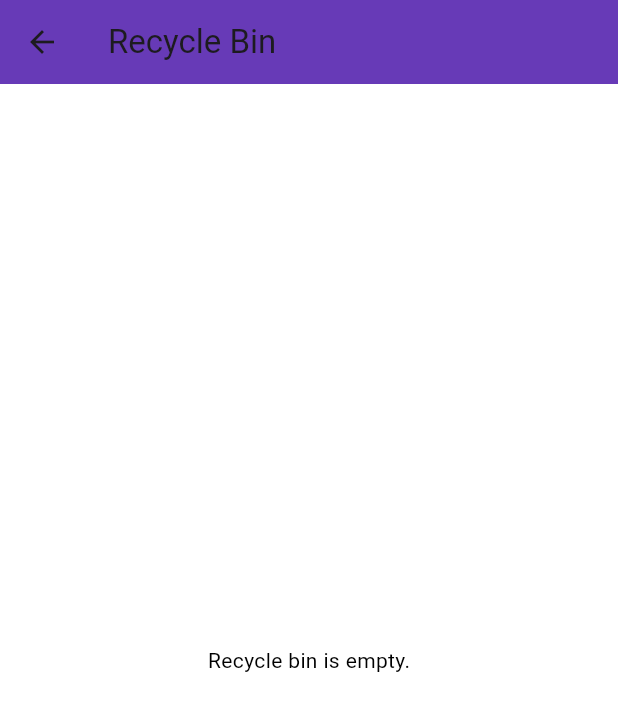
After one commit to LuciferBloodFalen/notes_app, a Flutter app: the screen it shows after launch, in the side drawer, after a tap on "Recycle Bin", on a phone screen of 412 x 824 dp. The commit adds this screen. Shown: the top 711 px of the screen. Run offline on Flutter 3.47's test engine with Material 3 defaults, Android fonts, the light colour scheme and no system bars.

Commit message:
Added recycle bin

```diff
--- a/lib/main.dart
+++ b/lib/main.dart
@@ -2,6 +2,7 @@ import 'package:flutter/material.dart';
 import 'note_edit_screen.dart';
 import 'search_screen.dart';
 import 'settings_screen.dart';
+import 'recycle_bin_screen.dart';
 
 void main() {
   runApp(const MainApp());
@@ -77,6 +78,7 @@ class NotesHomePage extends StatefulWidget {
 class _NotesHomePageState extends State<NotesHomePage> {
   final List<Note> _notes = [];
   final Set<int> _selectedIndexes = {};
+  final List<Note> _recycleBin = [];
 
   bool get _isSelectionMode => _selectedIndexes.isNotEmpty;
 
@@ -124,6 +126,7 @@ class _NotesHomePageState extends State<NotesHomePage> {
   void _deleteNote(int index) {
     if (index < 0 || index >= _notes.length) return;
     setState(() {
+      _recycleBin.add(_notes[index]);
       _notes.removeAt(index);
     });
   }
@@ -149,6 +152,7 @@ class _NotesHomePageState extends State<NotesHomePage> {
       final toRemove =
           _selectedIndexes.toList()..sort((a, b) => b.compareTo(a));
       for (final idx in toRemove) {
+        _recycleBin.add(_notes[idx]);
         _notes.removeAt(idx);
       }
       _selectedIndexes.clear();
@@ -175,6 +179,22 @@ class _NotesHomePageState extends State<NotesHomePage> {
     );
     if (result != null) {
       widget.onThemeChanged?.call(result);
+    }
+  }
+
+  void _openRecycleBinScreen() async {
+    final restoredNotes = await Navigator.of(context).push<List<Note>>(
+      MaterialPageRoute(
+        builder:
+            (context) =>
+                RecycleBinScreen(deletedNotes: List<Note>.from(_recycleBin)),
+      ),
+    );
+    if (restoredNotes != null) {
+      setState(() {
+        _notes.addAll(restoredNotes);
+        _recycleBin.removeWhere((note) => restoredNotes.contains(note));
+      });
     }
   }
 
@@ -211,10 +231,18 @@ class _NotesHomePageState extends State<NotesHomePage> {
               ),
             ),
             ListTile(
+              leading: const Icon(Icons.delete_outline),
+              title: const Text('Recycle Bin'),
+              onTap: () {
+                Navigator.pop(context);
+                _openRecycleBinScreen();
+              },
+            ),
+            ListTile(
               leading: const Icon(Icons.settings),
               title: const Text('Settings'),
               onTap: () {
-                Navigator.pop(context); // Close the drawer
+                Navigator.pop(context);
                 _openSettingsScreen();
               },
             ),
--- /dev/null
+++ b/lib/recycle_bin_screen.dart
@@ -0,0 +1,141 @@
+import 'package:flutter/material.dart';
+import 'main.dart';
+
+class RecycleBinScreen extends StatefulWidget {
+  final List<Note> deletedNotes;
+  const RecycleBinScreen({super.key, required this.deletedNotes});
+
+  @override
+  State<RecycleBinScreen> createState() => _RecycleBinScreenState();
+}
+
+class _RecycleBinScreenState extends State<RecycleBinScreen> {
+  late List<Note> _binNotes;
+  final Set<int> _selectedIndexes = {};
+
+  @override
+  void initState() {
+    super.initState();
+    _binNotes = List<Note>.from(widget.deletedNotes);
+  }
+
+  void _toggleSelect(int index) {
+    setState(() {
+      if (_selectedIndexes.contains(index)) {
+        _selectedIndexes.remove(index);
+      } else {
+        _selectedIndexes.add(index);
+      }
+    });
+  }
+
+  void _restoreSelected() {
+    final restored = _selectedIndexes.map((i) => _binNotes[i]).toList();
+    setState(() {
+      _binNotes.removeWhere((note) => restored.contains(note));
+      _selectedIndexes.clear();
+    });
+    Navigator.of(context).pop(restored);
+  }
+
+  void _deleteForeverSelected() {
+    setState(() {
+      final toRemove =
+          _selectedIndexes.toList()..sort((a, b) => b.compareTo(a));
+      for (final idx in toRemove) {
+        _binNotes.removeAt(idx);
+      }
+      _selectedIndexes.clear();
+    });
+  }
+
+  @override
+  Widget build(BuildContext context) {
+    final isDark = Theme.of(context).brightness == Brightness.dark;
+    return Scaffold(
+      appBar: AppBar(
+        title: Text(
+          _selectedIndexes.isEmpty
+              ? 'Recycle Bin'
+              : '${_selectedIndexes.length} selected',
+        ),
+        actions:
+            _selectedIndexes.isEmpty
+                ? []
+                : [
+                  IconButton(
+                    icon: const Icon(Icons.restore),
+                    tooltip: 'Restore',
+                    onPressed: _restoreSelected,
+                  ),
+                  IconButton(
+                    icon: const Icon(Icons.delete_forever),
+                    tooltip: 'Delete Forever',
+                    onPressed: _deleteForeverSelected,
+                  ),
+                ],
+      ),
+      body: Column(
+        children: [
+          Expanded(
+            child:
+                _binNotes.isEmpty
+                    ? const Center(child: Text('Recycle bin is empty.'))
+                    : ListView.builder(
+                      itemCount: _binNotes.length,
+                      itemBuilder: (context, idx) {
+                        final note = _binNotes[idx];
+                        final isSelected = _selectedIndexes.contains(idx);
+                        return Card(
+                          color:
+                              isSelected
+                                  ? Colors.deepPurple.withOpacity(0.2)
+                                  : isDark
+                                  ? const Color(0xFF222222)
+                                  : Colors.white.withOpacity(0.85),
+                          margin: const EdgeInsets.symmetric(
+                            horizontal: 12,
+                            vertical: 4,
+                          ),
+                          child: ListTile(
+                            leading: Icon(
+                              note.isFavourite ? Icons.star : Icons.star_border,
+                              color:
+                                  note.isFavourite ? Colors.amber : Colors.grey,
+                            ),
+                            title: Text(
+                              note.title.isEmpty ? '(No Title)' : note.title,
+                              style: TextStyle(
+                                fontWeight: FontWeight.bold,
+                                color:
+                                    Theme.of(
+                                      context,
+                                    ).textTheme.bodyMedium?.color,
+                              ),
+                              maxLines: 1,
+                              overflow: TextOverflow.ellipsis,
+                            ),
+                            subtitle: Text(
+                              note.content,
+                              maxLines: 2,
+                              overflow: TextOverflow.ellipsis,
+                              style: TextStyle(
+                                color:
+                                    Theme.of(
+                                      context,
+                                    ).textTheme.bodyMedium?.color,
+                              ),
+                            ),
+                            selected: isSelected,
+                            onLongPress: () => _toggleSelect(idx),
+                            onTap: () => _toggleSelect(idx),
+                          ),
+                        );
+                      },
+                    ),
+          ),
+        ],
+      ),
+    );
+  }
+}
```
